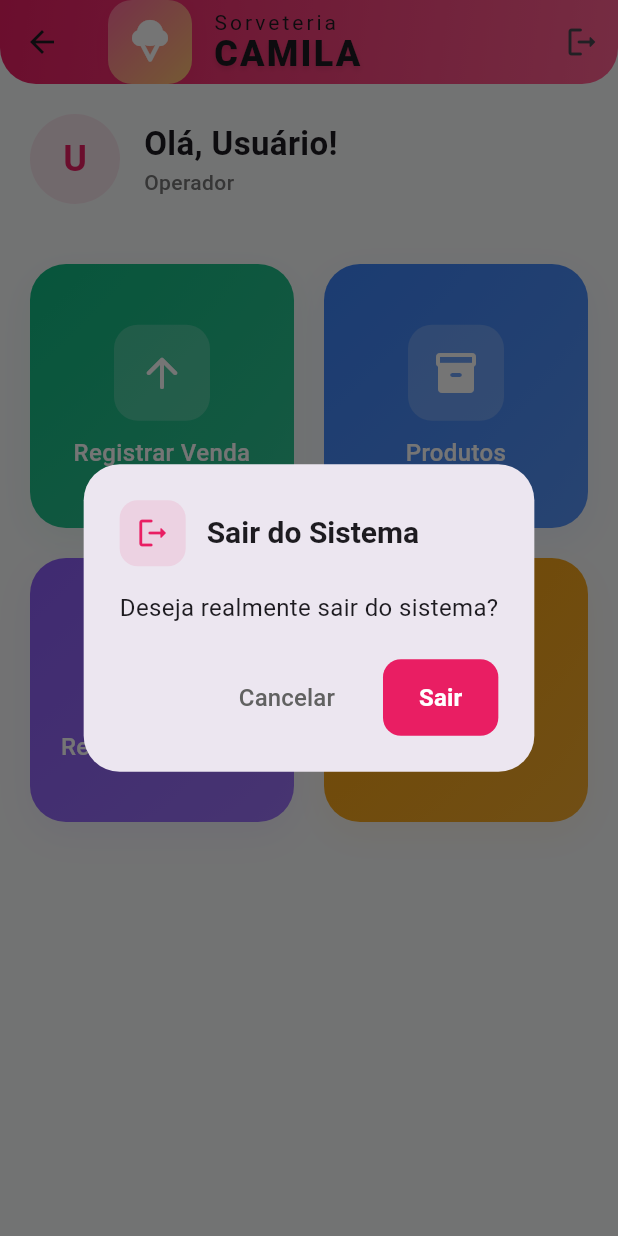
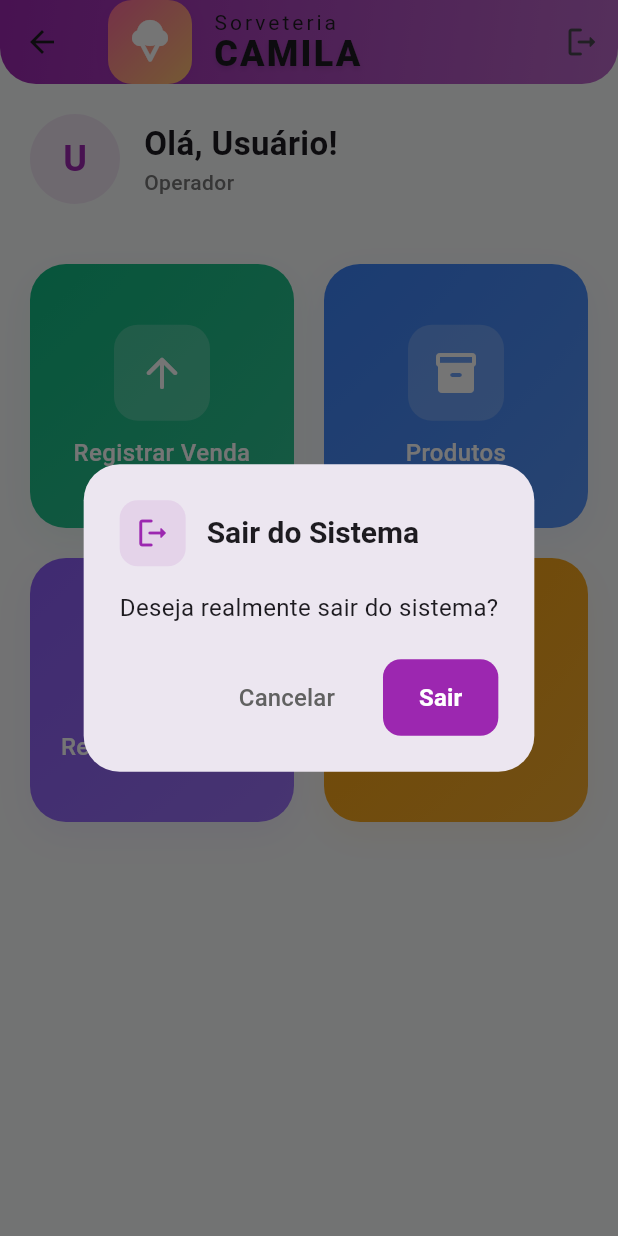
Before and after one commit to RonaldoDev07/sorveteria-web, a Flutter app: the HomeScreen screen opened directly, after a tap on the "logout" icon, on a phone screen of 412 x 824 dp. Run offline on Flutter 3.47's test engine with Material 3 defaults, Android fonts, the phone set to English and light mode, and no system bars; our stand-ins replace shared_preferences; missing offline and left inert: dart:html; accounts and stored records are empty.

Commit message:
Feat: alterar cor rosa para lilás no cabeçalho

```diff
--- a/lib/screens/home_screen.dart
+++ b/lib/screens/home_screen.dart
@@ -55,12 +55,12 @@ class _HomeScreenState extends State<HomeScreen> with SingleTickerProviderStateM
             Container(
               padding: const EdgeInsets.all(10),
               decoration: BoxDecoration(
-                color: const Color(0xFFE91E63).withOpacity(0.1),
+                color: const Color(0xFF9C27B0).withOpacity(0.1),
                 borderRadius: BorderRadius.circular(12),
               ),
               child: const Icon(
                 Icons.logout_rounded,
-                color: Color(0xFFE91E63),
+                color: Color(0xFF9C27B0),
                 size: 24,
               ),
             ),
@@ -102,7 +102,7 @@ class _HomeScreenState extends State<HomeScreen> with SingleTickerProviderStateM
           ElevatedButton(
             onPressed: () => Navigator.pop(context, true),
             style: ElevatedButton.styleFrom(
-              backgroundColor: const Color(0xFFE91E63),
+              backgroundColor: const Color(0xFF9C27B0),
               foregroundColor: Colors.white,
               padding: const EdgeInsets.symmetric(horizontal: 24, vertical: 14),
               shape: RoundedRectangleBorder(
@@ -150,7 +150,7 @@ class _HomeScreenState extends State<HomeScreen> with SingleTickerProviderStateM
                 borderRadius: BorderRadius.circular(16),
                 boxShadow: [
                   BoxShadow(
-                    color: const Color(0xFFE91E63).withOpacity(0.3),
+                    color: const Color(0xFF9C27B0).withOpacity(0.3),
                     blurRadius: 12,
                     offset: const Offset(0, 4),
                   ),
@@ -208,8 +208,8 @@ class _HomeScreenState extends State<HomeScreen> with SingleTickerProviderStateM
           decoration: const BoxDecoration(
             gradient: LinearGradient(
               colors: [
-                Color(0xFFE91E63),
-                Color(0xFFFF6090),
+                Color(0xFF9C27B0), // Lilás
+                Color(0xFFBA68C8), // Lilás claro
               ],
               begin: Alignment.topLeft,
               end: Alignment.bottomRight,
@@ -240,7 +240,7 @@ class _HomeScreenState extends State<HomeScreen> with SingleTickerProviderStateM
                   children: [
                     CircleAvatar(
                       radius: 30,
-                      backgroundColor: const Color(0xFFE91E63).withOpacity(0.1),
+                      backgroundColor: const Color(0xFF9C27B0).withOpacity(0.1),
                       backgroundImage: auth.fotoUrl != null ? NetworkImage(auth.fotoUrl!) : null,
                       child: auth.fotoUrl == null
                           ? Text(
@@ -248,7 +248,7 @@ class _HomeScreenState extends State<HomeScreen> with SingleTickerProviderStateM
                               style: const TextStyle(
                                 fontSize: 24,
                                 fontWeight: FontWeight.w600,
-                                color: Color(0xFFE91E63),
+                                color: Color(0xFF9C27B0),
                               ),
                             )
                           : null,
```
